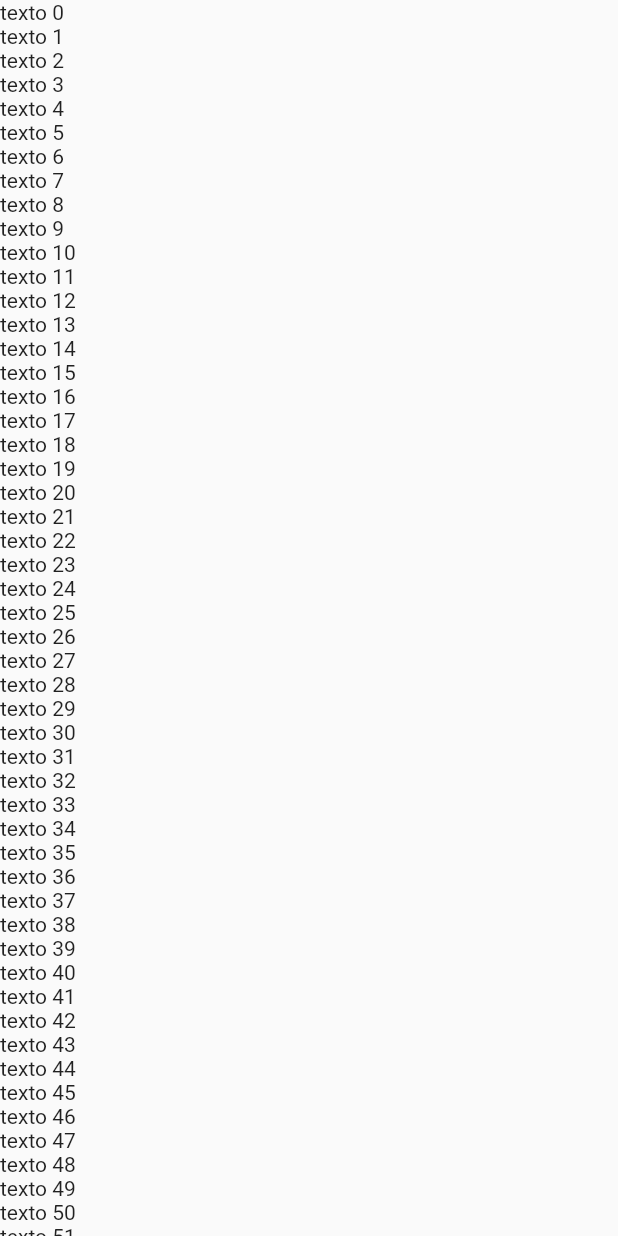
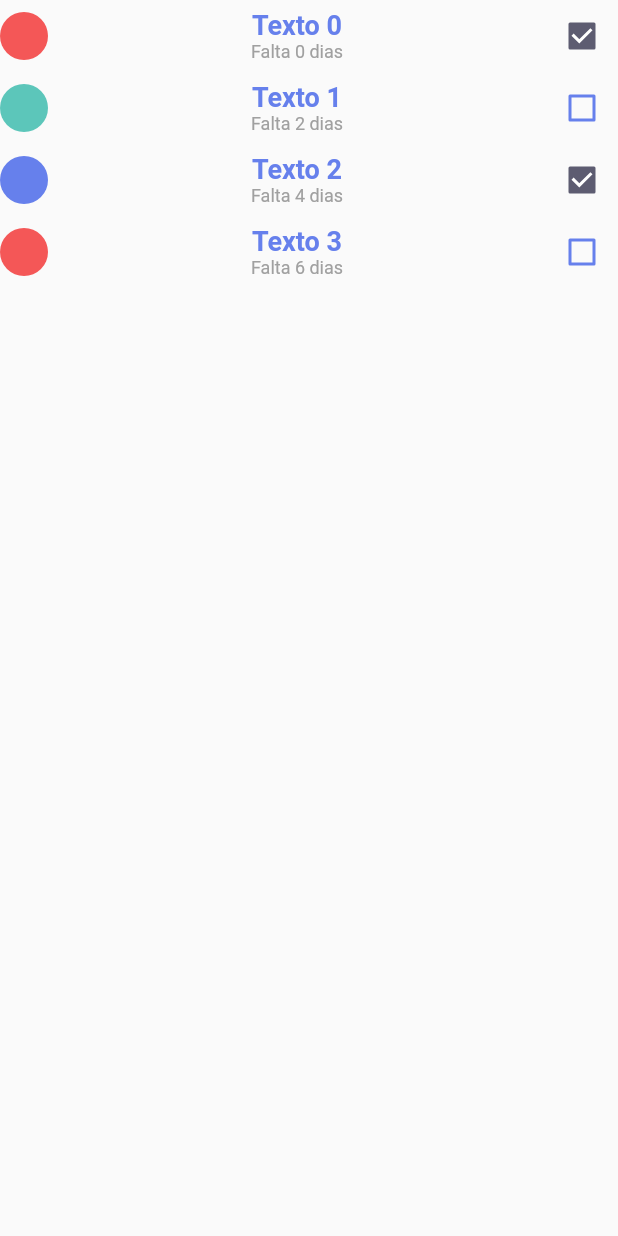
Before and after one commit to cleytonssilva/dispositivos-moveis-flutter, a Flutter app: the ListTasks widget shown alone on an empty page, opened directly, on a phone screen of 412 x 824 dp. Run offline on Flutter 3.47's test engine with Material 2 defaults, Android fonts, the phone set to English and light mode, and no system bars; missing offline and left inert: dart:html; network calls fail.

Commit message:
aula 05/06

```diff
--- a/minha_agenda/lib/components/tasks/list.dart
+++ b/minha_agenda/lib/components/tasks/list.dart
@@ -1,11 +1,17 @@
 import 'dart:html';
 
 import 'package:flutter/cupertino.dart';
+import 'package:flutter/material.dart';
+import 'package:minha_agenda/components/subtitle_widget.dart';
+import 'package:minha_agenda/components/title_widget.dart';
 import 'package:minha_agenda/controllers/home_controller.dart';
+import 'package:minha_agenda/models/task_model.dart';
+import 'package:minha_agenda/services/category_service.dart';
 import 'package:minha_agenda/services/task_service.dart';
+import 'package:minha_agenda/shared/styles.dart';
 
 class ListTasks extends StatefulWidget{
-  const ListTasks({Key? key});
+  const ListTasks({Key? key}) : super(key: key);
 
   @override
   State<ListTasks> createState()=> _ListTasksState();
@@ -13,9 +19,11 @@ class ListTasks extends StatefulWidget{
 
 class _ListTasksState extends State<ListTasks> {
   final controller = HomeController(
-    taskService: TaskService(),
+    taskService: TaskService(
+    categoryService: CategoryService(),
+    ),
   );
-  List tasks;
+  List<Task> tasks;
 
   _ListTasksState() : tasks = [];
 
@@ -29,7 +37,33 @@ class _ListTasksState extends State<ListTasks> {
   Widget build(BuildContext context) {
     return ListView.builder(
       itemBuilder:(_,index){
-        return Text(tasks[index]);
+        return Row(
+          children: [
+            Container(
+              width: 32,
+              height: 32,
+              decoration: BoxDecoration(
+                shape: BoxShape.circle,
+                color: Color(tasks[index].category.color),
+            ),
+            ),
+            Expanded(
+              child: Column(
+              children: [
+                TitleDefault(title: tasks[index].title),
+                SubtitleDefault(title: tasks[index].description)
+              ])
+            ),
+            Checkbox(
+            side: const BorderSide(
+              color: AppStyle.primaryColor,
+              width: 2,
+            ),
+              value: tasks[index].finished,
+              onChanged: (value){}),
+            ],
+        );
+
       },
       itemCount: tasks.length,
       );
--- /dev/null
+++ b/minha_agenda/lib/models/category_model.dart
@@ -0,0 +1,6 @@
+class Category {
+  final String name;
+  final int color;
+
+  Category({required this.name, required this.color});
+}
--- /dev/null
+++ b/minha_agenda/lib/models/task_model.dart
@@ -0,0 +1,15 @@
+import 'category_model.dart';
+
+class Task {
+  final String title;
+  final String description;
+  final bool finished;
+  final Category category;
+
+  Task({
+    required this.title,
+    required this.description,
+    required this.category,
+    bool? finished,
+  }) : finished = finished ?? false;
+}
--- a/minha_agenda/lib/routes/routes_generate.dart
+++ b/minha_agenda/lib/routes/routes_generate.dart
@@ -18,7 +18,6 @@ class RoutesGenerator {
   static Route generate(RouteSettings settings) {
     switch (settings.name) {
       case homePage:
-        print('Aq');
         return MaterialPageRoute(
           builder: (_) => const MyHomePage(userName: 'Cleyton Silva'),
         );
--- /dev/null
+++ b/minha_agenda/lib/services/category_service.dart
@@ -0,0 +1,14 @@
+
+import 'package:minha_agenda/models/category_model.dart';
+
+class CategoryService{
+  List<Category> getCategories(){
+    return[
+      Category(name: 'Imposto', color: 0xFFF45757),
+      Category(name: 'Entrada', color: 0xFF5cc6ba),
+      Category(name: 'Pagamento', color: 0xFF6680EC),
+    ];
+  }
+
+
+}
--- a/minha_agenda/lib/services/task_service.dart
+++ b/minha_agenda/lib/services/task_service.dart
@@ -1,6 +1,29 @@
-class TaskService{
-  getTasks(){
-    return List.generate(1000, (index) => 'texto $index');
+import 'package:minha_agenda/services/category_service.dart';
+
+import '../models/category_model.dart';
+import '../models/task_model.dart';
+
+class TaskService {
+  final CategoryService _categoryService;
+
+  TaskService({required CategoryService categoryService})
+      : _categoryService = categoryService;
+
+  ///
+  /// Classe responsável por interagir com a fonte dos dados
+  ///
+  List<Task> getTasks() {
+    return List.generate(
+      4,
+      (index) {
+        final categories = _categoryService.getCategories();
+        return Task(
+          title: 'Texto $index',
+          description: 'Falta ${index * 2} dias',
+          category: categories[index % categories.length],
+          finished: index.isEven,
+        );
+      },
+    );
   }
-
 }
--- a/minha_agenda/lib/shared/styles.dart
+++ b/minha_agenda/lib/shared/styles.dart
@@ -4,5 +4,7 @@ import 'package:flutter/material.dart';
 class AppStyle{
   static const primaryColor = Color(0xFF6680EC);
   static const secondaryColor = Color(0xFFA0A0A0);
-
+  static const highlightColor = Color(0xFF5cc6ba);
+  static const gray = Colors.grey;
+  //Color(0xFFE5ES)
 }
```
Also changed, not shown: minha_agenda/lib/components/image_header_default.dart (added, +24 -0 lines), minha_agenda/lib/controllers/category_controller.dart (added, +13 -0 lines), minha_agenda/lib/pages/category.dart (+94 -5 lines), minha_agenda/lib/pages/home.dart (+13 -7 lines), minha_agenda/lib/shared/theme.dart (added, +27 -0 lines).
